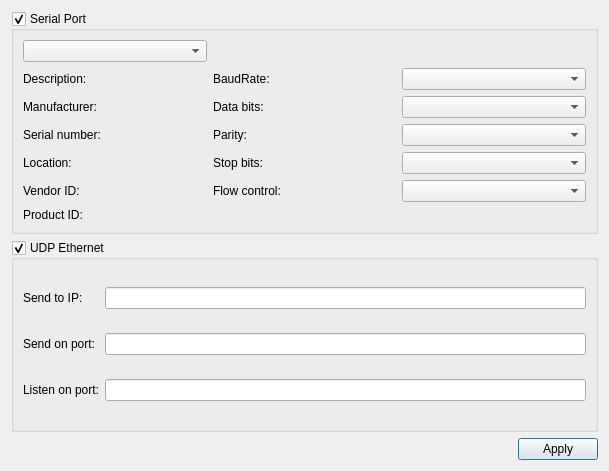
rafal-tarnow/SerialTerminal, file settingsdialog.ui: the form before one commit.
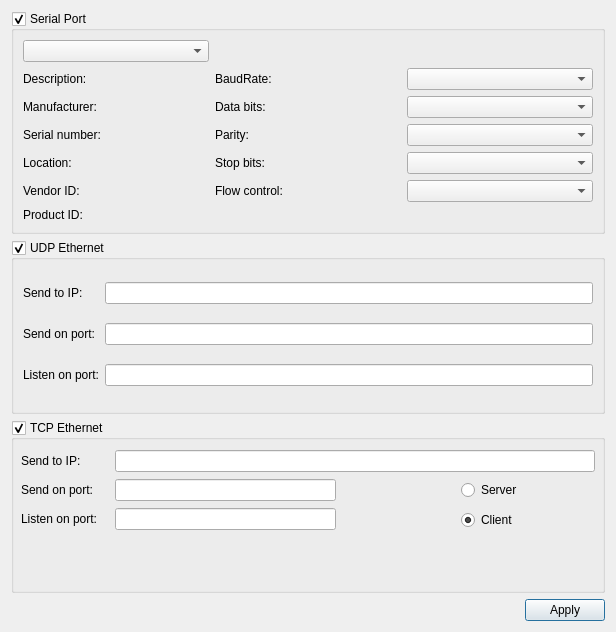
The form after the commit.

Patch:
```diff
--- a/settingsdialog.ui
+++ b/settingsdialog.ui
@@ -6,8 +6,8 @@
    <rect>
     <x>0</x>
     <y>0</y>
-    <width>609</width>
-    <height>471</height>
+    <width>616</width>
+    <height>632</height>
    </rect>
   </property>
   <property name="windowTitle">
@@ -15,6 +15,114 @@
   </property>
   <layout class="QGridLayout" name="gridLayout_3">
    <item row="2" column="0" colspan="2">
+    <widget class="QGroupBox" name="groupBox_TCP">
+     <property name="title">
+      <string>TCP Ethernet</string>
+     </property>
+     <property name="checkable">
+      <bool>true</bool>
+     </property>
+     <widget class="QLabel" name="label_7">
+      <property name="geometry">
+       <rect>
+        <x>10</x>
+        <y>88</y>
+        <width>88</width>
+        <height>22</height>
+       </rect>
+      </property>
+      <property name="text">
+       <string>Listen on port:</string>
+      </property>
+     </widget>
+     <widget class="QLineEdit" name="lineEdit_send_port_TCP">
+      <property name="geometry">
+       <rect>
+        <x>104</x>
+        <y>59</y>
+        <width>221</width>
+        <height>22</height>
+       </rect>
+      </property>
+     </widget>
+     <widget class="QLabel" name="label_8">
+      <property name="geometry">
+       <rect>
+        <x>10</x>
+        <y>59</y>
+        <width>88</width>
+        <height>22</height>
+       </rect>
+      </property>
+      <property name="text">
+       <string>Send on port:</string>
+      </property>
+     </widget>
+     <widget class="QLineEdit" name="lineEdit_listen_port_TCP">
+      <property name="geometry">
+       <rect>
+        <x>104</x>
+        <y>88</y>
+        <width>221</width>
+        <height>22</height>
+       </rect>
+      </property>
+     </widget>
+     <widget class="QLineEdit" name="lineEdit_ip_TCP">
+      <property name="geometry">
+       <rect>
+        <x>104</x>
+        <y>30</y>
+        <width>480</width>
+        <height>22</height>
+       </rect>
+      </property>
+     </widget>
+     <widget class="QLabel" name="label_9">
+      <property name="geometry">
+       <rect>
+        <x>10</x>
+        <y>30</y>
+        <width>88</width>
+        <height>22</height>
+       </rect>
+      </property>
+      <property name="text">
+       <string>Send to IP:</string>
+      </property>
+     </widget>
+     <widget class="QRadioButton" name="radioButtonServer">
+      <property name="geometry">
+       <rect>
+        <x>450</x>
+        <y>60</y>
+        <width>100</width>
+        <height>20</height>
+       </rect>
+      </property>
+      <property name="text">
+       <string>Server</string>
+      </property>
+     </widget>
+     <widget class="QRadioButton" name="radioButtonClient">
+      <property name="geometry">
+       <rect>
+        <x>450</x>
+        <y>90</y>
+        <width>100</width>
+        <height>20</height>
+       </rect>
+      </property>
+      <property name="text">
+       <string>Client</string>
+      </property>
+      <property name="checked">
+       <bool>true</bool>
+      </property>
+     </widget>
+    </widget>
+   </item>
+   <item row="3" column="0" colspan="2">
     <layout class="QHBoxLayout" name="horizontalLayout">
      <item>
       <spacer name="horizontalSpacer">
```
Left out of the diff: 87 changed lines with no effect on the pictures.
